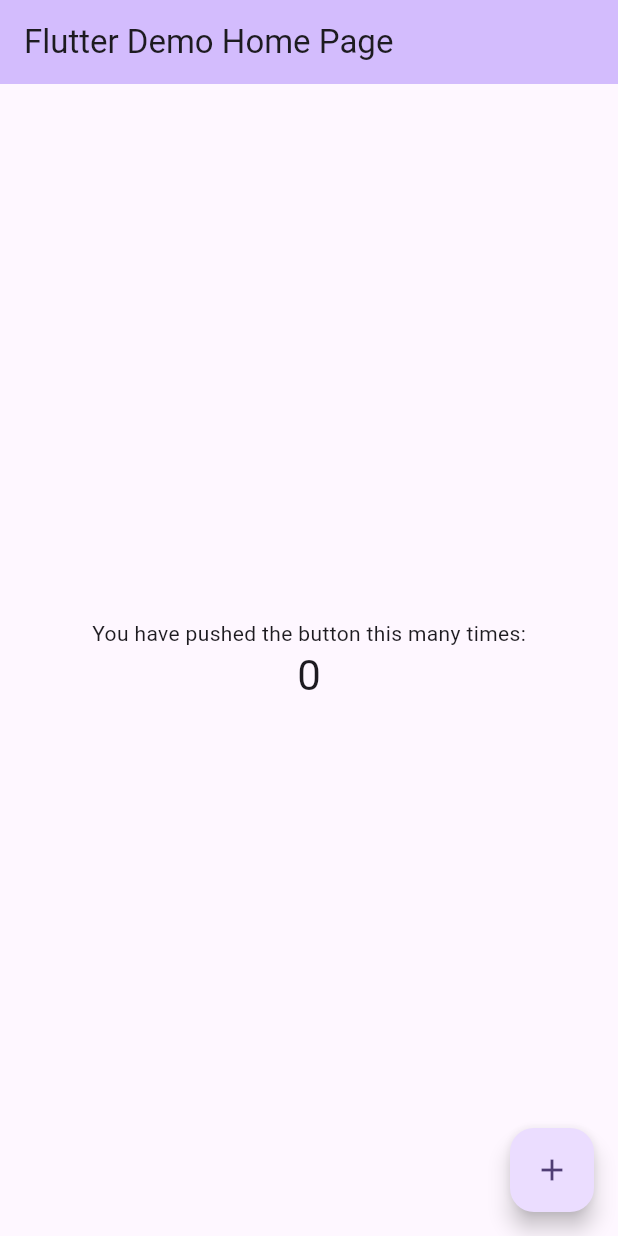
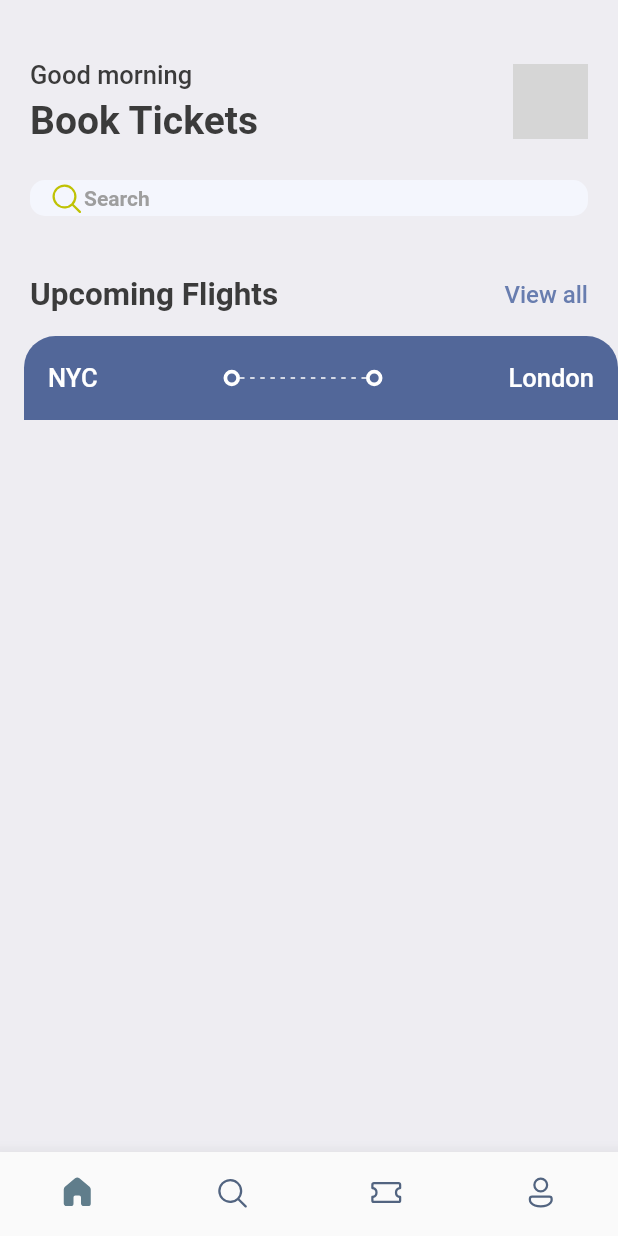
Before and after one commit to tatsinkoucrispin/skyhive, a Flutter app: the screen it shows after launch, on a phone screen of 412 x 824 dp. Run offline on Flutter 3.47's test engine with Material 2 defaults, Android fonts, the phone set to English and light mode, and no system bars; our stand-ins replace fluentui_icons, gap; grey boxes are pictures that could not be loaded.

Commit message:
ajout d'une partie du HomeScreen

```diff
--- a/lib/main.dart
+++ b/lib/main.dart
@@ -1,4 +1,6 @@
 import 'package:flutter/material.dart';
+import 'package:skyhive/screens/bottom_bar.dart';
+import 'package:skyhive/utils/app_styles.dart';
 
 void main() {
   runApp(const MyApp());
@@ -7,119 +9,17 @@ void main() {
 class MyApp extends StatelessWidget {
   const MyApp({super.key});
 
-  // This widget is the root of your application.
+
   @override
   Widget build(BuildContext context) {
     return MaterialApp(
+      debugShowCheckedModeBanner: false,
       title: 'Flutter Demo',
       theme: ThemeData(
-        // This is the theme of your application.
-        //
-        // TRY THIS: Try running your application with "flutter run". You'll see
-        // the application has a blue toolbar. Then, without quitting the app,
-        // try changing the seedColor in the colorScheme below to Colors.green
-        // and then invoke "hot reload" (save your changes or press the "hot
-        // reload" button in a Flutter-supported IDE, or press "r" if you used
-        // the command line to start the app).
-        //
-        // Notice that the counter didn't reset back to zero; the application
-        // state is not lost during the reload. To reset the state, use hot
-        // restart instead.
-        //
-        // This works for code too, not just values: Most code changes can be
-        // tested with just a hot reload.
-        colorScheme: ColorScheme.fromSeed(seedColor: Colors.deepPurple),
-        useMaterial3: true,
+
+          primaryColor: primary,
       ),
-      home: const MyHomePage(title: 'Flutter Demo Home Page'),
+      home: const BottomBar(),
     );
   }
 }
-
-class MyHomePage extends StatefulWidget {
-  const MyHomePage({super.key, required this.title});
-
-  // This widget is the home page of your application. It is stateful, meaning
-  // that it has a State object (defined below) that contains fields that affect
-  // how it looks.
-
-  // This class is the configuration for the state. It holds the values (in this
-  // case the title) provided by the parent (in this case the App widget) and
-  // used by the build method of the State. Fields in a Widget subclass are
-  // always marked "final".
-
-  final String title;
-
-  @override
-  State<MyHomePage> createState() => _MyHomePageState();
-}
-
-class _MyHomePageState extends State<MyHomePage> {
-  int _counter = 0;
-
-  void _incrementCounter() {
-    setState(() {
-      // This call to setState tells the Flutter framework that something has
-      // changed in this State, which causes it to rerun the build method below
-      // so that the display can reflect the updated values. If we changed
-      // _counter without calling setState(), then the build method would not be
-      // called again, and so nothing would appear to happen.
-      _counter++;
-    });
-  }
-
-  @override
-  Widget build(BuildContext context) {
-    // This method is rerun every time setState is called, for instance as done
-    // by the _incrementCounter method above.
-    //
-    // The Flutter framework has been optimized to make rerunning build methods
-    // fast, so that you can just rebuild anything that needs updating rather
-    // than having to individually change instances of widgets.
-    return Scaffold(
-      appBar: AppBar(
-        // TRY THIS: Try changing the color here to a specific color (to
-        // Colors.amber, perhaps?) and trigger a hot reload to see the AppBar
-        // change color while the other colors stay the same.
-        backgroundColor: Theme.of(context).colorScheme.inversePrimary,
-        // Here we take the value from the MyHomePage object that was created by
-        // the App.build method, and use it to set our appbar title.
-        title: Text(widget.title),
-      ),
-      body: Center(
-        // Center is a layout widget. It takes a single child and positions it
-        // in the middle of the parent.
-        child: Column(
-          // Column is also a layout widget. It takes a list of children and
-          // arranges them vertically. By default, it sizes itself to fit its
-          // children horizontally, and tries to be as tall as its parent.
-          //
-          // Column has various properties to control how it sizes itself and
-          // how it positions its children. Here we use mainAxisAlignment to
-          // center the children vertically; the main axis here is the vertical
-          // axis because Columns are vertical (the cross axis would be
-          // horizontal).
-          //
-          // TRY THIS: Invoke "debug painting" (choose the "Toggle Debug Paint"
-          // action in the IDE, or press "p" in the console), to see the
-          // wireframe for each widget.
-          mainAxisAlignment: MainAxisAlignment.center,
-          children: <Widget>[
-            const Text(
-              'You have pushed the button this many times:',
-            ),
-            Text(
-              '$_counter',
-              style: Theme.of(context).textTheme.headlineMedium,
-            ),
-          ],
-        ),
-      ),
-      floatingActionButton: FloatingActionButton(
-        onPressed: _incrementCounter,
-        tooltip: 'Increment',
-        child: const Icon(Icons.add),
-      ), // This trailing comma makes auto-formatting nicer for build methods.
-    );
-  }
-}
--- /dev/null
+++ b/lib/screens/bottom_bar.dart
@@ -0,0 +1,64 @@
+import 'package:fluentui_icons/fluentui_icons.dart';
+import 'package:flutter/cupertino.dart';
+import 'package:flutter/material.dart';
+
+import 'home_screen.dart';
+
+class BottomBar extends StatefulWidget {
+  const BottomBar({super.key});
+
+  @override
+  State<BottomBar> createState() => _BottomBarState();
+}
+
+class _BottomBarState extends State<BottomBar> {
+  int _selectedIndex=0;
+  static final List<Widget>_widgetOptions =<Widget>[
+    HomeScreen(),
+    const Text("Search"),
+    const Text("Tickets"),
+    const Text("Profile"),
+  ];
+
+  void _onItemTapped(int index){
+    setState(() {
+      _selectedIndex =index;
+    });
+
+  }
+
+  @override
+  Widget build(BuildContext context) {
+    return Scaffold(
+
+      body: Center(
+        child:_widgetOptions[_selectedIndex],
+      ),
+      bottomNavigationBar: BottomNavigationBar(
+        currentIndex: _selectedIndex,
+        onTap: _onItemTapped,
+        elevation: 10,
+        showSelectedLabels: false,
+        showUnselectedLabels: false,
+        selectedItemColor: Colors.blueGrey,
+        type: BottomNavigationBarType.fixed,
+        unselectedItemColor: const Color(0xFF526480),
+        items:const [
+          BottomNavigationBarItem(icon: Icon(FluentSystemIcons.ic_fluent_home_regular),
+              activeIcon: Icon(FluentSystemIcons.ic_fluent_home_filled),
+              label: "Home"),
+          BottomNavigationBarItem(icon: Icon(FluentSystemIcons.ic_fluent_search_regular),
+              activeIcon: Icon(FluentSystemIcons.ic_fluent_search_filled),
+              label: "Search"),
+          BottomNavigationBarItem(icon: Icon(FluentSystemIcons.ic_fluent_ticket_regular),
+              activeIcon: Icon(FluentSystemIcons.ic_fluent_ticket_filled),
+              label: "Ticket"),
+          BottomNavigationBarItem(icon: Icon(FluentSystemIcons.ic_fluent_person_regular),
+              activeIcon: Icon(FluentSystemIcons.ic_fluent_person_filled),
+              label: "Profile")
+        ],
+
+      ),
+    );
+  }
+}
--- /dev/null
+++ b/lib/screens/home_screen.dart
@@ -0,0 +1,93 @@
+import 'package:fluentui_icons/fluentui_icons.dart';
+import 'package:flutter/cupertino.dart';
+import 'package:flutter/material.dart';
+import 'package:gap/gap.dart';
+import 'package:skyhive/screens/ticket_view.dart';
+
+import '../utils/app_styles.dart';
+
+class HomeScreen extends StatelessWidget {
+  const HomeScreen({super.key});
+
+  @override
+  Widget build(BuildContext context) {
+    return   Scaffold(
+      backgroundColor: Styles.bgColor,
+      body: ListView(
+        children: [
+          Container(
+            padding: const EdgeInsets.symmetric(horizontal: 20),
+            child:  Column(
+              children: [
+                const Gap(40),
+                Row(
+                  mainAxisAlignment: MainAxisAlignment.spaceBetween,
+                  children: [
+                      Column(
+                      crossAxisAlignment: CrossAxisAlignment.start,
+                      children: [
+                         Text(
+                            "Good morning", style: Styles.headLineStyle3 ,
+                        ),
+                         const Gap(5),
+                         Text(
+                            "Book Tickets",style: Styles.headLineStyle1 ,
+                        ),
+                      ],
+                    ),
+                    Container(
+                      height: 50,
+                      width: 50,
+                      decoration: BoxDecoration(
+                        borderRadius: BorderRadius.circular(10),
+                        image: const DecorationImage(
+                          fit: BoxFit.fitHeight,
+                          image: AssetImage(
+                            "assets/images/delivery.png"
+                          )
+                        )
+                      ),
+                    )
+                  ],
+                ),
+                const Gap(25),
+                Container(
+                  decoration: BoxDecoration(
+                    borderRadius: BorderRadius.circular(10),
+                    color: const Color(0xFFF4F6FD)
+                  ),
+                  padding: const EdgeInsets.symmetric(horizontal: 12) ,
+                  child: Row(
+                    children: [
+                      const Icon(FluentSystemIcons.ic_fluent_search_regular, color: Color(0xFFBFC205)),
+                      Text(
+                        "Search",
+                        style: Styles.headLineStyle4,
+                      )
+                    ],
+                  ),
+                ),
+                const Gap(40),
+                Row(
+                  mainAxisAlignment: MainAxisAlignment.spaceBetween,
+                  children: [
+                    Text("Upcoming Flights", style: Styles.headLineStyle2,),
+                    InkWell(
+                      onTap: (){
+                        print("You are tapped");
+                      },
+                        child: Text("View all", style: Styles.textStyle.copyWith(color: Styles.primaryColor),
+                        )
+                    )
+                  ]
+                )
+              ],
+            ),
+          ),
+          const Gap(15),
+          TicketView(),
+        ],
+      ),
+    );
+  }
+}
--- /dev/null
+++ b/lib/screens/ticket_view.dart
@@ -0,0 +1,69 @@
+import 'package:flutter/cupertino.dart';
+import 'package:flutter/material.dart';
+import 'package:skyhive/utils/app_layout.dart';
+import 'package:skyhive/widgets/thick_container.dart';
+import '../utils/app_styles.dart';
+
+class TicketView extends StatelessWidget {
+  const TicketView({super.key});
+
+  @override
+  Widget build(BuildContext context) {
+    final size = AppLayout.getSize(context);
+    return SizedBox(
+      width: size.width,
+      height: 200,
+      child: Container(
+        margin: const EdgeInsets.only(left: 16),
+        child: Column(
+          children: [
+            Container(
+              decoration: const BoxDecoration(
+                color: Color(0xFF526799),
+                borderRadius: BorderRadius.only(topLeft: Radius.circular(21),
+                topRight: Radius.circular(21))
+              ),
+              padding: const EdgeInsets.all(16),
+              child:  Column(
+                children: [
+                  Row(
+                    children: [
+                      Text("NYC", style: Styles.headLineStyle3.copyWith(color: Colors.white),),
+
+                      Expanded(child: Container()),
+                      ThickContainer(),
+                      Expanded(child: SizedBox(
+                        height: 24,
+                        child: LayoutBuilder(
+
+                          builder: (BuildContext context, BoxConstraints constraints) {
+                            print("The width is ${constraints.constrainWidth()}");
+                            return  Flex(
+                              direction: Axis.horizontal,
+                              mainAxisAlignment: MainAxisAlignment.spaceBetween,
+                              mainAxisSize: MainAxisSize.max,
+                              children: List.generate((constraints.constrainWidth()/6).floor(),(index) => SizedBox(
+                               width: 3, height: 1, child: DecoratedBox(decoration: BoxDecoration(
+                                color: Colors.white
+                              ),),
+                              )),
+                            );
+                          },
+                        ),
+                      )),
+                      ThickContainer(),
+
+                      Expanded(child: Container()),
+
+                      Text("London", style: Styles.headLineStyle3.copyWith(color: Colors.white,))
+                    ],
+                  )
+                ],
+              ),
+            )
+          ],
+        ),
+      ),
+    );
+  }
+}
--- /dev/null
+++ b/lib/utils/app_layout.dart
@@ -0,0 +1,7 @@
+import 'package:flutter/cupertino.dart';
+
+class AppLayout{
+  static getSize(BuildContext context){
+    return MediaQuery.of(context).size;
+  }
+}
--- /dev/null
+++ b/lib/utils/app_styles.dart
@@ -0,0 +1,13 @@
+import 'package:flutter/material.dart';
+Color primary = const Color(0xFF687daf);
+class Styles{
+  static Color primaryColor = primary;
+  static Color textColor = const Color(0xFF3b3b3b);
+  static Color bgColor = const Color(0xFFeeedf2);
+  static Color orangeColor = const Color(0xFF526799);
+  static TextStyle textStyle = TextStyle(fontSize: 16, color: textColor,fontWeight: FontWeight.w500);
+  static TextStyle headLineStyle1 = TextStyle(fontSize: 26, color: textColor,fontWeight: FontWeight.bold);
+  static TextStyle headLineStyle2 = TextStyle(fontSize: 21, color: textColor,fontWeight: FontWeight.bold);
+  static TextStyle headLineStyle3 = TextStyle(fontSize: 17, color: textColor,fontWeight: FontWeight.w500);
+  static TextStyle headLineStyle4 = TextStyle(fontSize: 14, color: Colors.grey.shade500,fontWeight: FontWeight.bold);
+}
--- /dev/null
+++ b/lib/widgets/thick_container.dart
@@ -0,0 +1,18 @@
+import 'package:fluentui_icons/fluentui_icons.dart';
+import 'package:flutter/cupertino.dart';
+import 'package:flutter/material.dart';
+
+class ThickContainer extends StatelessWidget {
+  const ThickContainer({super.key});
+
+  @override
+  Widget build(BuildContext context) {
+    return Container(
+      padding: const EdgeInsets.all(3.0),
+      decoration: BoxDecoration(
+        borderRadius: BorderRadius.circular(20),
+        border: Border.all(width: 2.5, color: Colors.white)
+      ),
+    );
+  }
+}
--- a/pubspec.yaml
+++ b/pubspec.yaml
@@ -35,6 +35,8 @@ dependencies:
   # The following adds the Cupertino Icons font to your application.
   # Use with the CupertinoIcons class for iOS style icons.
   cupertino_icons: ^1.0.2
+  fluentui_icons: ^1.0.0
+  gap: ^2.0.0
 
 dev_dependencies:
   flutter_test:
@@ -59,8 +61,8 @@ flutter:
   uses-material-design: true
 
   # To add assets to your application, add an assets section, like this:
-  # assets:
-  #   - images/a_dot_burr.jpeg
+  assets:
+     - assets/images/
   #   - images/a_dot_ham.jpeg
 
   # An image asset can refer to one or more resolution-specific "variants", see
```
Also changed, not shown: assets/images/delivery.jpg (added), pubspec.lock.
